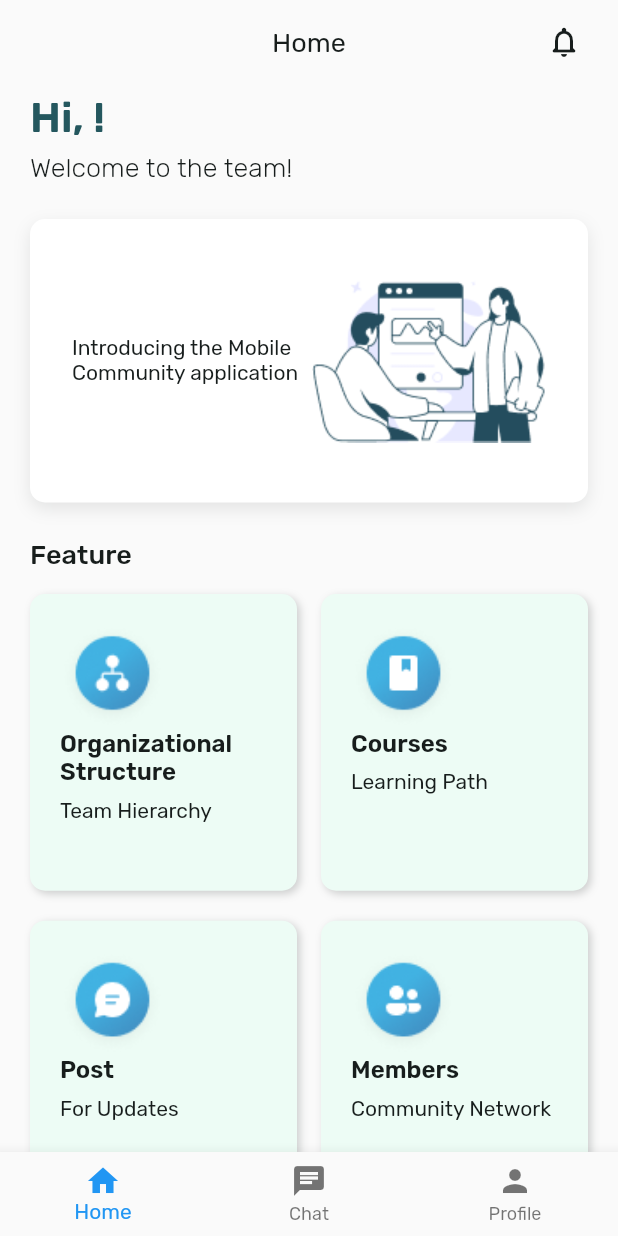
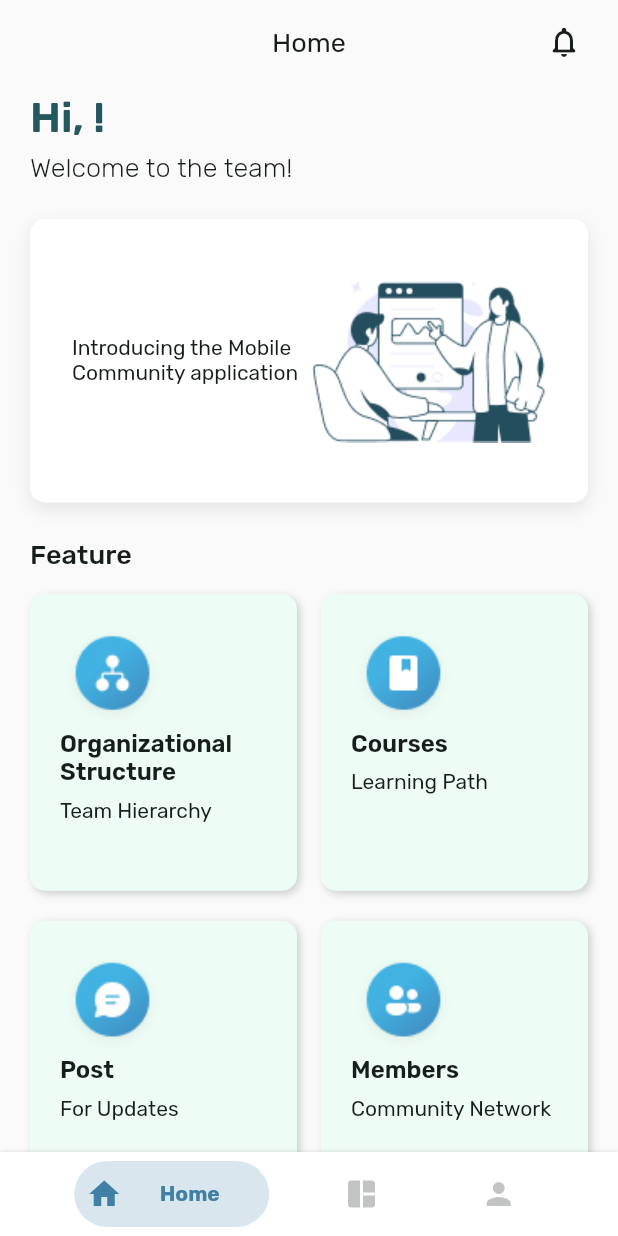
Before and after one commit to adambadruzz/mocap, a Flutter app: the screen it shows once a user with an empty profile is signed in, on a phone screen of 412 x 824 dp. Run offline on Flutter 3.47's test engine with Material 2 defaults, Android fonts, the light colour scheme and no system bars; drawn by our look-alikes of bottom_navy_bar; our stand-ins replace cached_network_image, cloud_firestore, dotted_border, firebase_auth, firebase_core, firebase_messaging and 5 more; accounts and stored records are empty; network calls fail.

Commit message:
Fix navbar and logout

```diff
--- a/lib/view/auth_view.dart
+++ b/lib/view/auth_view.dart
@@ -2,6 +2,7 @@ import 'package:cloud_firestore/cloud_firestore.dart';
 import 'package:firebase_auth/firebase_auth.dart';
 import 'package:flutter/material.dart';
 import 'package:mocap/view/login_view.dart';
+import 'package:mocap/view/navbar_view.dart';
 import 'package:mocap/view/register_view.dart';
 import '../services/auth_service.dart';
 import '../viewmodel/home_viemodel.dart';
@@ -49,7 +50,7 @@ class AuthPage extends StatelessWidget {
                     WidgetsBinding.instance.addPostFrameCallback((_) {
                      Navigator.of(context).pushReplacement(
                         MaterialPageRoute(
-                          builder: (context) => HomeView(viewModel: HomeViewModel(context: context)),
+                          builder: (context) => const NavBarView(),
                         ),
                       );
                     });
--- a/lib/view/chat_view.dart
+++ b/lib/view/chat_view.dart
@@ -238,9 +238,6 @@ class _ChatViewState extends State<ChatView> {
           ),
         ],
       ),
-      bottomNavigationBar: NavBarView(
-        viewModel: _navBarViewModel,
-      ),
     );
   }
 }
--- a/lib/view/home_view.dart
+++ b/lib/view/home_view.dart
@@ -305,9 +305,6 @@ class _HomeViewState extends State<HomeView> {
                 ),
               ),
             ),
-            bottomNavigationBar: NavBarView(
-              viewModel: _navBarViewModel,
-            ),
           );
         }
       },
--- a/lib/view/navbar_view.dart
+++ b/lib/view/navbar_view.dart
@@ -1,32 +1,74 @@
+import 'package:bottom_navy_bar/bottom_navy_bar.dart';
 import 'package:flutter/material.dart';
-import 'package:mocap/viewmodel/navbar_viewmodel.dart';
+import 'package:mocap/constants.dart';
+import 'package:mocap/view/event_view.dart';
+import 'package:mocap/view/home_view.dart';
+import 'package:mocap/view/profile_view.dart';
+import 'package:mocap/viewmodel/home_viemodel.dart';
 
-class NavBarView extends StatelessWidget {
-  final NavigationBarViewModel viewModel;
+class NavBarView extends StatefulWidget {
+  // final NavigationBarViewModel viewModel;
 
-  const NavBarView({Key? key, required this.viewModel}) : super(key: key);
+  const NavBarView({Key? key}) : super(key: key);
+
+  @override
+  State<NavBarView> createState() => _NavBarViewState();
+}
+
+class _NavBarViewState extends State<NavBarView> {
+  int _selectedIndex = 0;
+  PageController pageController = PageController();
 
   @override
   Widget build(BuildContext context) {
-    return BottomNavigationBar(
-      currentIndex: viewModel.currentIndex,
-      onTap: (index) {
-        viewModel.onTabSelected(index, context);
-      },
-      items: const [
-        BottomNavigationBarItem(
-          icon: Icon(Icons.home),
-          label: 'Home',
-        ),
-        BottomNavigationBarItem(
-          icon: Icon(Icons.chat),
-          label: 'Chat',
-        ),
-        BottomNavigationBarItem(
-          icon: Icon(Icons.person),
-          label: 'Profile',
-        ),
-      ],
+     List<Widget> screens = [
+      HomeView(viewModel: HomeViewModel(context: context)),
+      const EventView(),
+      const ProfileView()
+    ];
+
+    return Scaffold(
+      body: PageView(
+        controller: pageController,
+        children: screens,
+        onPageChanged: (value) {
+          setState(() {
+            _selectedIndex = value;
+          });
+        },
+      ),
+      bottomNavigationBar: BottomNavyBar(
+        mainAxisAlignment: MainAxisAlignment.spaceEvenly,
+        selectedIndex: _selectedIndex,
+        showElevation: true,
+        onItemSelected: (index) {
+          // widget.viewModel.onTabSelected(index, context);
+          setState(() {
+            _selectedIndex = index;
+            pageController.jumpToPage(index);
+          });
+        },
+        items: [
+          BottomNavyBarItem(
+              icon: const Icon(Icons.home),
+              title: const Text("Home"),
+              activeColor: blueFigma,
+              inactiveColor: greyFigma.withOpacity(0.4),
+              textAlign: TextAlign.center),
+          BottomNavyBarItem(
+              icon: const Icon(Icons.auto_awesome_mosaic_rounded),
+              title: const Text("Post"),
+              activeColor: blueFigma,
+              inactiveColor: greyFigma.withOpacity(0.4),
+              textAlign: TextAlign.center),
+          BottomNavyBarItem(
+              icon: const Icon(Icons.person),
+              title: const Text("Profile"),
+              activeColor: blueFigma,
+              inactiveColor: greyFigma.withOpacity(0.4),
+              textAlign: TextAlign.center)
+        ],
+      ),
     );
   }
 }
--- a/lib/view/profile_view.dart
+++ b/lib/view/profile_view.dart
@@ -206,9 +206,6 @@ class _ProfileViewState extends State<ProfileView> {
             ],
           ),
         ),
-      ),
-      bottomNavigationBar: NavBarView(
-        viewModel: _navBarViewModel,
       ),
     );
   }
--- a/lib/viewmodel/login_viewmodel.dart
+++ b/lib/viewmodel/login_viewmodel.dart
@@ -1,5 +1,6 @@
 import 'package:firebase_auth/firebase_auth.dart';
 import 'package:flutter/material.dart';
+import 'package:mocap/view/navbar_view.dart';
 import 'package:mocap/view/registergoogle_view.dart';
 import 'package:mocap/viewmodel/registergoogle_viewmodel.dart';
 
@@ -84,7 +85,7 @@ class LoginViewModel {
       if (isRegistered) {
         Navigator.of(context).pushReplacement(
                         MaterialPageRoute(
-                          builder: (context) => HomeView(viewModel: HomeViewModel(context: context)),
+                          builder: (context) => const NavBarView(),
                         ),
                       );
       } else {
--- a/lib/viewmodel/navbar_viewmodel.dart
+++ b/lib/viewmodel/navbar_viewmodel.dart
@@ -16,7 +16,9 @@ class NavigationBarViewModel {
       case 0:
         Navigator.pushReplacement(
           context,
-          MaterialPageRoute(builder: (context) => HomeView(viewModel: HomeViewModel(context: context))),
+          MaterialPageRoute(
+              builder: (context) =>
+                  HomeView(viewModel: HomeViewModel(context: context))),
         );
         break;
       case 1:
--- a/pubspec.yaml
+++ b/pubspec.yaml
@@ -30,6 +30,7 @@ dependencies:
   firebase_messaging: ^14.6.5
   google_fonts: ^5.1.0
   dotted_border: ^2.0.0+3
+  bottom_navy_bar: ^6.0.0
 
 dev_dependencies:
   flutter_test:
```
Also changed, not shown: pubspec.lock.
